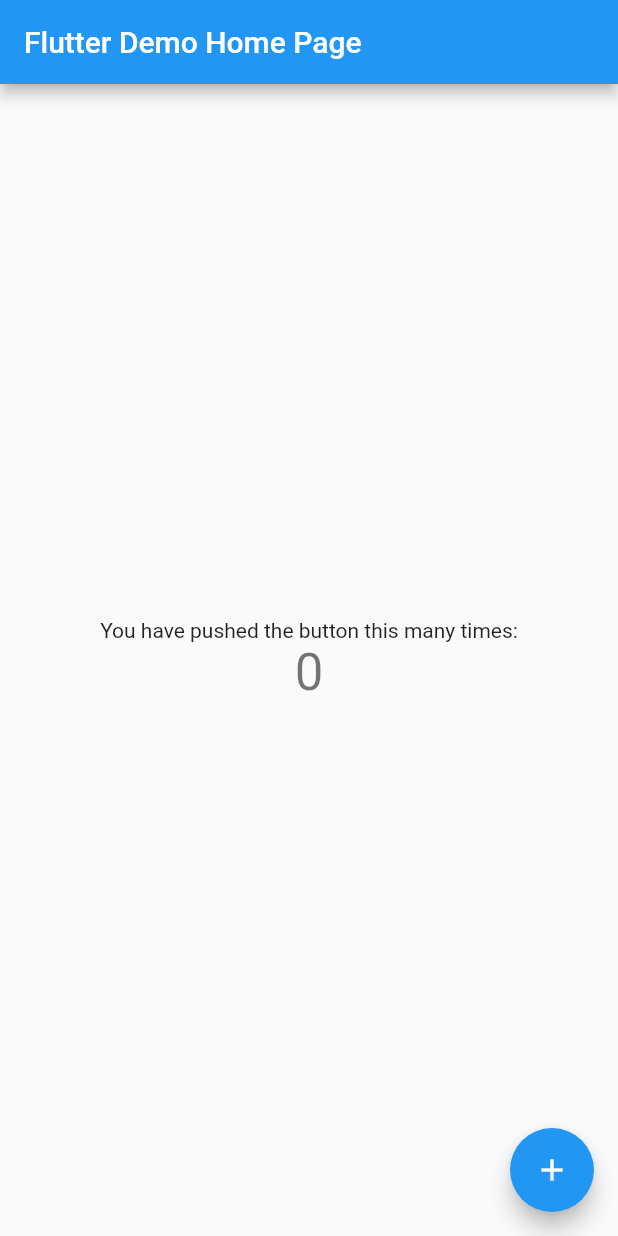
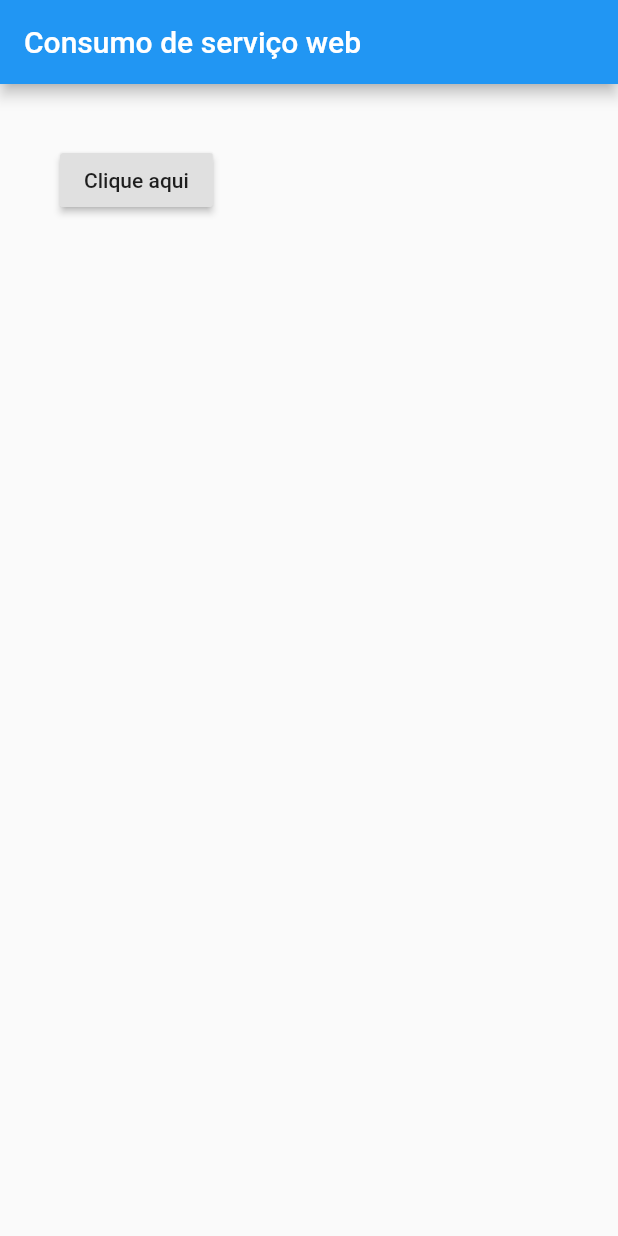
Before and after one commit to Evandson/consumo-servicos-flutter, a Flutter app: the screen it shows after launch, on a phone screen of 412 x 824 dp. Run offline on Flutter 3.47's test engine with Material 2 defaults, Android fonts, the phone set to English and light mode, and no system bars.

Commit message:
Implementação das requisições

```diff
--- /dev/null
+++ b/lib/Home.dart
@@ -0,0 +1,54 @@
+import 'package:flutter/material.dart';
+import 'package:http/http.dart' as http;
+import 'dart:convert';
+
+class Home extends StatefulWidget {
+  @override
+  _HomeState createState() => _HomeState();
+}
+
+class _HomeState extends State<Home> {
+
+  _recuperarCep()async{
+
+    //String cep = "01001000";
+    String url = "https://viacep.com.br/ws/01001000/json/";
+    http.Response response;
+
+    response = await http.get(url);
+    Map<String, dynamic> retorno = json.decode(response.body);
+    String cep = retorno["cep"];
+    String logradouro = retorno["logradouro"];
+    String complemento = retorno["complemento"];
+    String bairro = retorno["bairro"];
+    String localidade = retorno["localidade"];
+
+    print(
+      "CEP: ${cep}, Logradouro: ${logradouro}, Complemento: ${complemento}, Bairro: ${bairro}, Localidade: ${localidade} "
+    );
+
+    //print(response.statusCode.toString());
+    //print(response.body);
+
+  }
+
+  @override
+  Widget build(BuildContext context) {
+    return Scaffold(
+      appBar: AppBar(
+        title: Text("Consumo de serviço web"),
+      ) ,
+      body: Container(
+        padding: EdgeInsets.all(40),
+        child: Column(
+          children: <Widget>[
+            RaisedButton(
+              child: Text("Clique aqui"),
+              onPressed: _recuperarCep,
+            )
+          ],
+        ),
+      ) ,
+    );
+  }
+}
--- a/lib/main.dart
+++ b/lib/main.dart
@@ -1,111 +1,6 @@
+import 'package:consumo_servicos/Home.dart';
 import 'package:flutter/material.dart';
 
-void main() => runApp(MyApp());
-
-class MyApp extends StatelessWidget {
-  // This widget is the root of your application.
-  @override
-  Widget build(BuildContext context) {
-    return MaterialApp(
-      title: 'Flutter Demo',
-      theme: ThemeData(
-        // This is the theme of your application.
-        //
-        // Try running your application with "flutter run". You'll see the
-        // application has a blue toolbar. Then, without quitting the app, try
-        // changing the primarySwatch below to Colors.green and then invoke
-        // "hot reload" (press "r" in the console where you ran "flutter run",
-        // or simply save your changes to "hot reload" in a Flutter IDE).
-        // Notice that the counter didn't reset back to zero; the application
-        // is not restarted.
-        primarySwatch: Colors.blue,
-      ),
-      home: MyHomePage(title: 'Flutter Demo Home Page'),
-    );
-  }
-}
-
-class MyHomePage extends StatefulWidget {
-  MyHomePage({Key key, this.title}) : super(key: key);
-
-  // This widget is the home page of your application. It is stateful, meaning
-  // that it has a State object (defined below) that contains fields that affect
-  // how it looks.
-
-  // This class is the configuration for the state. It holds the values (in this
-  // case the title) provided by the parent (in this case the App widget) and
-  // used by the build method of the State. Fields in a Widget subclass are
-  // always marked "final".
-
-  final String title;
-
-  @override
-  _MyHomePageState createState() => _MyHomePageState();
-}
-
-class _MyHomePageState extends State<MyHomePage> {
-  int _counter = 0;
-
-  void _incrementCounter() {
-    setState(() {
-      // This call to setState tells the Flutter framework that something has
-      // changed in this State, which causes it to rerun the build method below
-      // so that the display can reflect the updated values. If we changed
-      // _counter without calling setState(), then the build method would not be
-      // called again, and so nothing would appear to happen.
-      _counter++;
-    });
-  }
-
-  @override
-  Widget build(BuildContext context) {
-    // This method is rerun every time setState is called, for instance as done
-    // by the _incrementCounter method above.
-    //
-    // The Flutter framework has been optimized to make rerunning build methods
-    // fast, so that you can just rebuild anything that needs updating rather
-    // than having to individually change instances of widgets.
-    return Scaffold(
-      appBar: AppBar(
-        // Here we take the value from the MyHomePage object that was created by
-        // the App.build method, and use it to set our appbar title.
-        title: Text(widget.title),
-      ),
-      body: Center(
-        // Center is a layout widget. It takes a single child and positions it
-        // in the middle of the parent.
-        child: Column(
-          // Column is also layout widget. It takes a list of children and
-          // arranges them vertically. By default, it sizes itself to fit its
-          // children horizontally, and tries to be as tall as its parent.
-          //
-          // Invoke "debug painting" (press "p" in the console, choose the
-          // "Toggle Debug Paint" action from the Flutter Inspector in Android
-          // Studio, or the "Toggle Debug Paint" command in Visual Studio Code)
-          // to see the wireframe for each widget.
-          //
-          // Column has various properties to control how it sizes itself and
-          // how it positions its children. Here we use mainAxisAlignment to
-          // center the children vertically; the main axis here is the vertical
-          // axis because Columns are vertical (the cross axis would be
-          // horizontal).
-          mainAxisAlignment: MainAxisAlignment.center,
-          children: <Widget>[
-            Text(
-              'You have pushed the button this many times:',
-            ),
-            Text(
-              '$_counter',
-              style: Theme.of(context).textTheme.display1,
-            ),
-          ],
-        ),
-      ),
-      floatingActionButton: FloatingActionButton(
-        onPressed: _incrementCounter,
-        tooltip: 'Increment',
-        child: Icon(Icons.add),
-      ), // This trailing comma makes auto-formatting nicer for build methods.
-    );
-  }
-}
+void main() => runApp(MaterialApp(
+  home: Home(),
+));
--- a/pubspec.yaml
+++ b/pubspec.yaml
@@ -19,6 +19,7 @@ dependencies:
   # The following adds the Cupertino Icons font to your application.
   # Use with the CupertinoIcons class for iOS style icons.
   cupertino_icons: ^0.1.2
+  http: ^0.12.0+1
 
 dev_dependencies:
   flutter_test:
```
Also changed, not shown: 1 other file.
